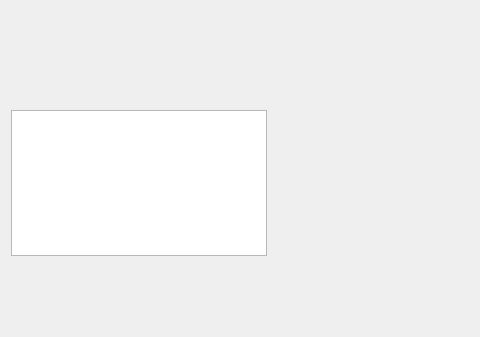
The window that src/qt/forms/overviewpage.ui (rotocoin/rotocoin) describes before a commit, drawn with Qt 5; both pictures show x 0 to 480 and y 352 to 689 of the 739 by 689 pixel window.
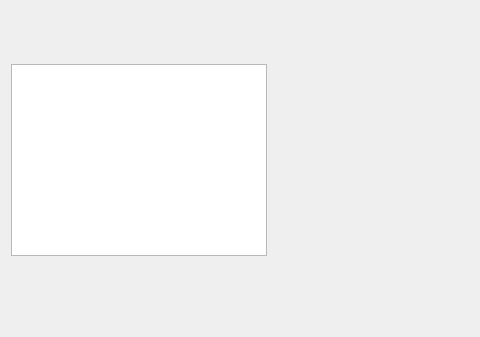
The same window after the commit. Icons and pictures are not drawn.

Commit message: Added 'Show in explorer' links in transaction context menu

What changed in the file:
```diff
--- a/src/qt/forms/overviewpage.ui
+++ b/src/qt/forms/overviewpage.ui
@@ -216,7 +216,7 @@
          <property name="maximumSize">
           <size>
            <width>300</width>
-           <height>146</height>
+           <height>200</height>
           </size>
          </property>
          <property name="autoFillBackground">
@@ -238,8 +238,8 @@
           <string>&lt;!DOCTYPE HTML PUBLIC &quot;-//W3C//DTD HTML 4.0//EN&quot; &quot;http://www.w3.org/TR/REC-html40/strict.dtd&quot;&gt;
 &lt;html&gt;&lt;head&gt;&lt;meta name=&quot;qrichtext&quot; content=&quot;1&quot; /&gt;&lt;style type=&quot;text/css&quot;&gt;
 p, li { white-space: pre-wrap; }
-&lt;/style&gt;&lt;/head&gt;&lt;body style=&quot; font-family:'Ubuntu'; font-size:11pt; font-weight:400; font-style:normal;&quot;&gt;
-&lt;p style=&quot; margin-top:0px; margin-bottom:0px; margin-left:0px; margin-right:0px; -qt-block-indent:0; text-indent:0px;&quot;&gt;&lt;br /&gt;&lt;/p&gt;&lt;/body&gt;&lt;/html&gt;</string>
+&lt;/style&gt;&lt;/head&gt;&lt;body style=&quot; font-family:'MS Shell Dlg 2'; font-size:8.25pt; font-weight:400; font-style:normal;&quot;&gt;
+&lt;p style=&quot; margin-top:0px; margin-bottom:0px; margin-left:0px; margin-right:0px; -qt-block-indent:0; text-indent:0px;&quot;&gt;&lt;span style=&quot; font-family:'Ubuntu'; font-size:11pt;&quot;&gt;&lt;br /&gt;&lt;/span&gt;&lt;/p&gt;&lt;/body&gt;&lt;/html&gt;</string>
          </property>
          <property name="overwriteMode">
           <bool>true</bool>
```
The commit also changes 2 other files.
